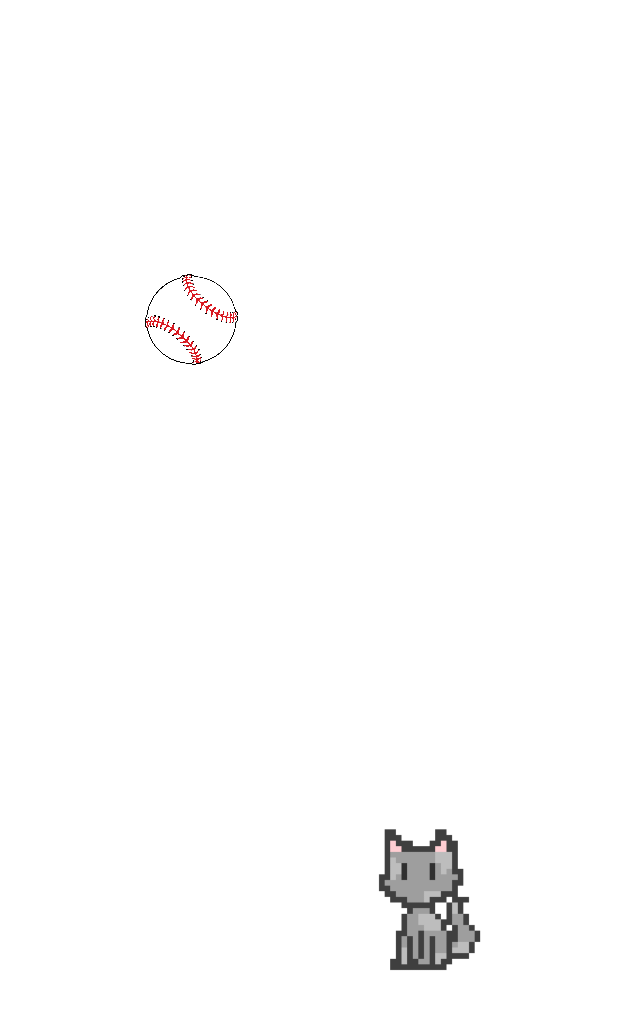
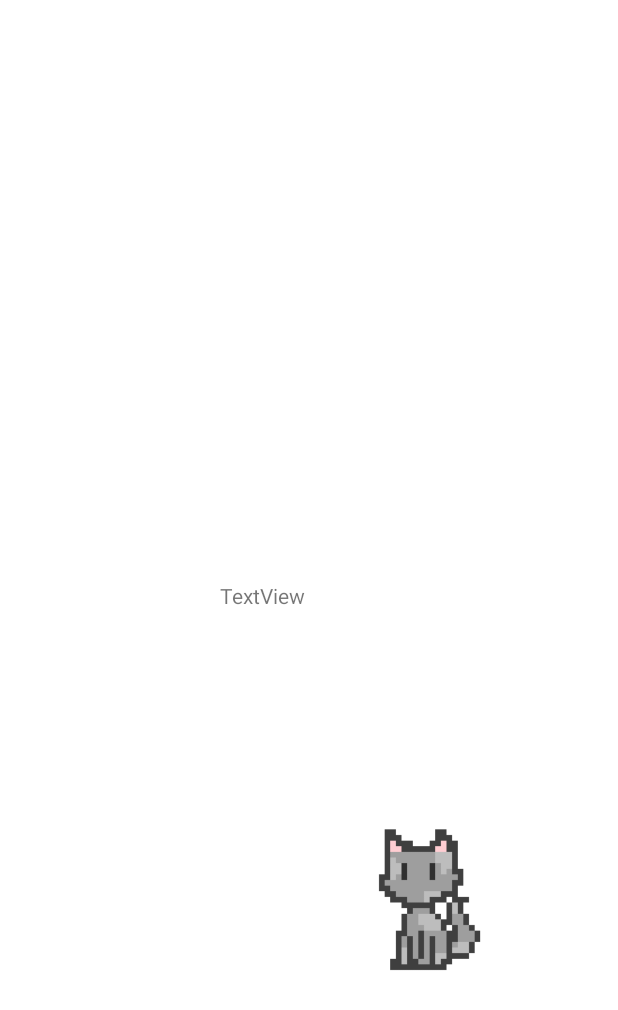
Before and after one commit to schachtg/MiniPets, an Android app: the layout activity_fetch.xml on its own in the app's theme, with its tools: preview values and no code run, on a phone screen of 412 x 824 dp. Shown: the top 1010 px of the screen. Run offline under Robolectric (Android 15) with nearby library versions, the phone set to English and light mode, and no system bars.

Commit message:
my phone crashed when running. debugger says memory failed to be allocated. pushing so a teammate can try running it.

```diff
--- a/app/src/main/res/layout/activity_fetch.xml
+++ b/app/src/main/res/layout/activity_fetch.xml
@@ -10,6 +10,7 @@
         android:id="@+id/pet_target"
         android:layout_width="120dp"
         android:layout_height="155dp"
+        android:visibility="visible"
         app:layout_constraintBottom_toBottomOf="parent"
         app:layout_constraintEnd_toEndOf="parent"
         app:layout_constraintHorizontal_bias="0.762"
@@ -22,6 +23,7 @@
         android:id="@+id/ball_projectile"
         android:layout_width="62dp"
         android:layout_height="62dp"
+        android:visibility="invisible"
         app:layout_constraintBottom_toBottomOf="parent"
         app:layout_constraintEnd_toEndOf="parent"
         app:layout_constraintHorizontal_bias="0.277"
@@ -29,4 +31,14 @@
         app:layout_constraintTop_toTopOf="parent"
         app:layout_constraintVertical_bias="0.239"
         app:srcCompat="@drawable/baseball" />
+
+    <TextView
+        android:id="@+id/the_last_test_text"
+        android:layout_width="119dp"
+        android:layout_height="50dp"
+        android:text="TextView"
+        app:layout_constraintBottom_toBottomOf="parent"
+        app:layout_constraintEnd_toEndOf="parent"
+        app:layout_constraintStart_toStartOf="parent"
+        app:layout_constraintTop_toTopOf="parent" />
 </androidx.constraintlayout.widget.ConstraintLayout>
--- a/app/src/main/res/layout/fragment_notifications.xml
+++ b/app/src/main/res/layout/fragment_notifications.xml
@@ -12,7 +12,7 @@
         android:id="@+id/play_fetch_button"
         android:layout_width="265dp"
         android:layout_height="74dp"
-        android:text="@String Play Fetch"
+        android:text="Play Fetch"
         android:textSize="18sp"
         app:layout_constraintBottom_toBottomOf="parent"
         app:layout_constraintEnd_toEndOf="parent"
```
Also changed, not shown: app/src/main/java/com/example/minipets/ui/fetch/FetchActivity.java (+27 -2 lines).
